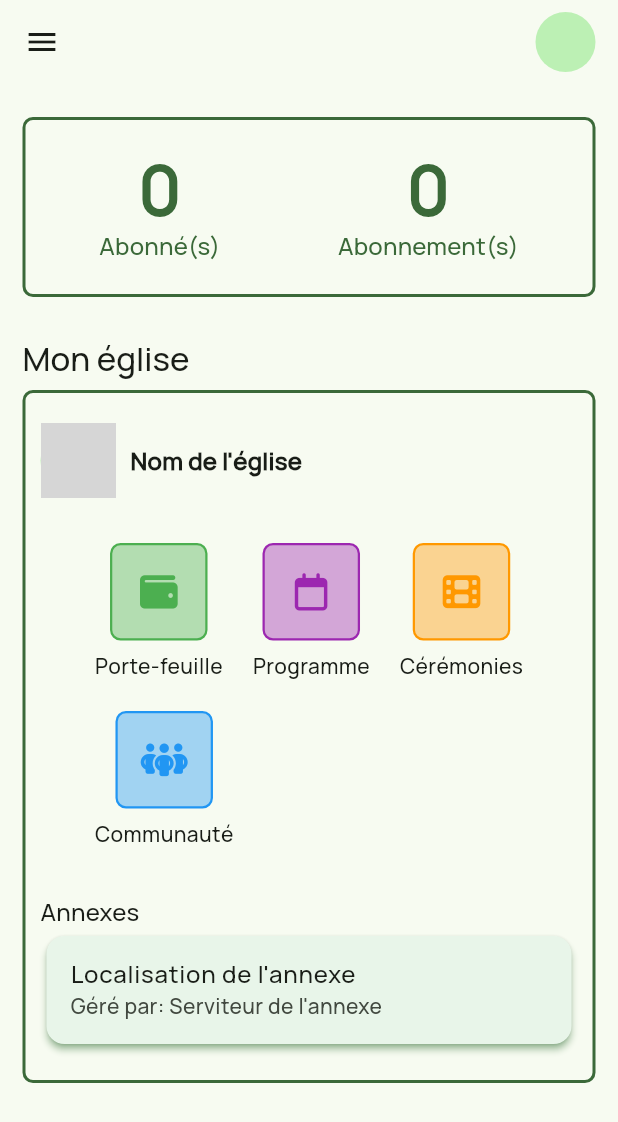
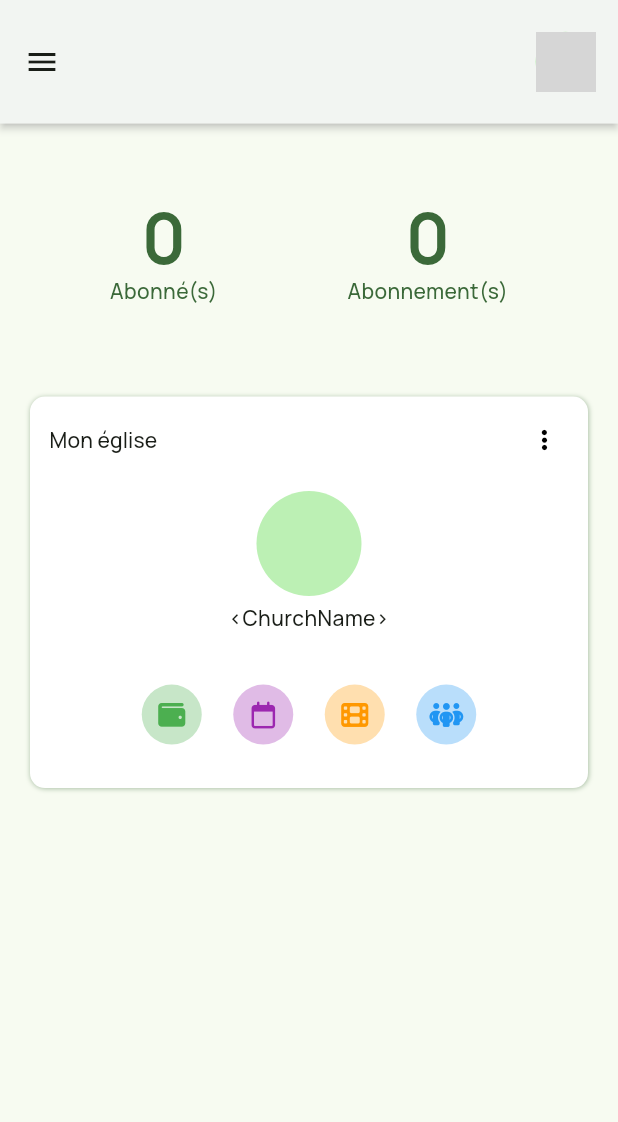
Before and after one commit to aesd24/AesdMobile, a Flutter app: the Dashboard screen opened directly with empty values, on a phone screen of 412 x 824 dp. Shown: the top 1122 px of the screen. Run offline on Flutter 3.47's test engine with Material 3 defaults, Android fonts, the light colour scheme and no system bars; our stand-ins replace chewie, date_field, dio, file_picker, flutter_secure_storage, font_awesome_flutter and 9 more; accounts and stored records are empty; network calls fail; grey boxes are pictures that could not be loaded.

Commit message:
App new version updates

```diff
--- a/lib/components/app_overlay_loading.dart
+++ b/lib/components/app_overlay_loading.dart
@@ -1,4 +1,3 @@
-import 'package:aesd_app/utils/constants.dart';
 import 'package:flutter/material.dart';
 import 'package:loading_overlay/loading_overlay.dart';
 
@@ -18,9 +17,9 @@ class _AppOverlayLoadingState extends State<AppOverlayLoading> {
   Widget build(BuildContext context) {
     return LoadingOverlay(
       isLoading: widget.loading,
-      color: kBlack.withOpacity(0.5),
+      color: Colors.black.withAlpha(100),
       progressIndicator:
-          const CircularProgressIndicator(color: kBlack, strokeWidth: 3.0),
+          const CircularProgressIndicator(color: Colors.white, strokeWidth: 3.0),
       child: widget.child,
     );
   }
--- a/lib/screens/auth/recover_account/forgot_password.dart
+++ b/lib/screens/auth/recover_account/forgot_password.dart
@@ -42,7 +42,7 @@ class _ForgotPasswordPageState extends State<ForgotPasswordPage> {
       e.printError();
       showSnackBar(
         context: context,
-        message: "Erreur réseau. Vérifier votre connexion server",
+        message: "Erreur réseau. Vérifier votre connexion internet",
         type: SnackBarType.danger
       );
     } on HttpException catch (e) {
--- a/lib/screens/auth/register/register.dart
+++ b/lib/screens/auth/register/register.dart
@@ -1,5 +1,4 @@
 import "dart:io";
-
 import "package:aesd_app/components/button.dart";
 import "package:aesd_app/components/drop_down.dart";
 import "package:aesd_app/components/snack_bar.dart";
--- a/lib/screens/dashboard/ceremony.dart
+++ b/lib/screens/dashboard/ceremony.dart
@@ -19,8 +19,9 @@ class _CeremoniesManagementState extends State<CeremoniesManagement> {
       appBar: AppBar(
         leading: IconButton(
           onPressed: () => closeForm(context),
-          icon: FaIcon(FontAwesomeIcons.xmark)
+          icon: FaIcon(FontAwesomeIcons.xmark, size: 20)
         ),
+        title: Text('Ceremonies', style: TextStyle(fontSize: 20)),
       ),
       body: Padding(
         padding: const EdgeInsets.all(15),
--- a/lib/screens/dashboard/church_wallet.dart
+++ b/lib/screens/dashboard/church_wallet.dart
@@ -21,8 +21,9 @@ class _ChurchWalletState extends State<ChurchWallet> {
       appBar: AppBar(
         leading: IconButton(
           onPressed: () => closeForm(context),
-          icon: FaIcon(FontAwesomeIcons.xmark)
+          icon: FaIcon(FontAwesomeIcons.xmark, size: 20)
         ),
+        title: Text('Porte-feuille', style: TextStyle(fontSize: 20)),
         elevation: 0,
         backgroundColor: Colors.green,
         foregroundColor: Colors.white,
--- a/lib/screens/dashboard/dashboard.dart
+++ b/lib/screens/dashboard/dashboard.dart
@@ -19,24 +19,44 @@ class Dashboard extends StatefulWidget {
 class _DashboardState extends State<Dashboard> {
   @override
   Widget build(BuildContext context) {
+    Size size = MediaQuery.of(context).size;
     return Scaffold(
       appBar: AppBar(
-        actions: const [
+        backgroundColor: Theme.of(context).colorScheme.onPrimary,
+        shadowColor: Colors.grey.shade300,
+        toolbarHeight: size.height * .1,
+        elevation: 2,
+        actions: [
           Padding(
             padding: EdgeInsets.only(right: 15),
-            child: CircleAvatar(),
+            child: Row(
+              children: [
+                Text(
+                  widget.user.name,
+                  style: Theme.of(context).textTheme.titleSmall!.copyWith(
+                    color: Theme.of(context).colorScheme.onSurface.withAlpha(150),
+                    fontWeight: FontWeight.w600
+                  ),
+                ),
+                SizedBox(width: 10),
+                CircleAvatar(
+                  backgroundImage: NetworkImage(widget.user.photo!),
+                ),
+              ],
+            ),
           )
         ],
       ),
       drawer: MenuDrawer(pageIndex: 1),
       body: Padding(
-        padding: const EdgeInsets.all(15),
+        padding: const EdgeInsets.all(10),
         child: SingleChildScrollView(
           child: Column(
             crossAxisAlignment: CrossAxisAlignment.start,
             children: [
-              customContainer(
-                context,
+              Container(
+                padding: EdgeInsets.symmetric(vertical: 30, horizontal: 10),
+                margin: EdgeInsets.all(10),
                 child: Column(
                   crossAxisAlignment: CrossAxisAlignment.start,
                   children: [
@@ -52,90 +72,104 @@ class _DashboardState extends State<Dashboard> {
                 ),
               ),
               //if (widget.user.church != null)
+              SizedBox(height: 10),
+              Container(
+                padding: EdgeInsets.all(5),
+                margin: EdgeInsets.all(10),
+                decoration: BoxDecoration(
+                  color: Theme.of(context).colorScheme.onPrimary,
+                  borderRadius: BorderRadius.circular(10),
+                  boxShadow: [
+                    BoxShadow(
+                      color: Theme.of(context).colorScheme.primary.withAlpha(100),
+                      blurRadius: 2,
+                      offset: Offset(0.5, 0.5)
+                    )
+                  ]
+                ),
+                child: Column(
+                  crossAxisAlignment: CrossAxisAlignment.start,
+                  children: [
+                    Row(
+                      mainAxisAlignment: MainAxisAlignment.spaceBetween,
+                      crossAxisAlignment: CrossAxisAlignment.center,
+                      children: [
                         Padding(
-                padding: const EdgeInsets.only(top: 20),
+                          padding: EdgeInsets.only(left: 8),
                           child: Text(
                             "Mon église",
-                  style: Theme.of(context).textTheme.titleLarge,
+                            style: Theme.of(context).textTheme.titleSmall,
                           ),
                         ),
 
-              //if (widget.user.church != null)
-              customContainer(context,
-                  child: Column(
-                    children: [
-                      Row(
-                        children: [
-                          const CircleAvatar(
-                            radius: 25,
-                            backgroundImage: NetworkImage(""
-                                //widget.user.church!.logo!
+                        PopupMenuButton(
+                          icon: FaIcon(
+                            FontAwesomeIcons.ellipsisVertical,
+                            size: 16,
+                            color: Colors.black
                           ),
-                          ),
-                          SizedBox(width: 10),
-                          Flexible(
-                              child: Text(
-                                  "Nom de l'église", //widget.user.church!.name,
-                                  style: Theme.of(context)
-                                      .textTheme
-                                      .titleMedium!
-                                      .copyWith(fontWeight: FontWeight.bold),
-                                  overflow: TextOverflow.clip)),
+                          itemBuilder: (context) => [
+                            PopupMenuItem(value: "item 1", child: Text("Item 1")),
+                            PopupMenuItem(value: "item 2", child: Text("Item 2"))
+                          ]
+                        )
                       ],
                     ),
+
+                    Container(
+                      width: double.infinity,
+                      padding: EdgeInsets.symmetric(vertical: 10),
+                      child: Column(
+                        crossAxisAlignment: CrossAxisAlignment.center,
+                        children: [
+                          CircleAvatar(
+                            radius: 35,
+                          ),
+                          SizedBox(height: 5),
+                          Text(
+                            "<ChurchName>"
+                          ),
+
                           Padding(
-                        padding: const EdgeInsets.symmetric(vertical: 30),
+                            padding: const EdgeInsets.only(top: 30, bottom: 10),
                             child: Wrap(
-                          runAlignment: WrapAlignment.start,
-                          spacing: 20,
-                          runSpacing: 20,
+                              runAlignment: WrapAlignment.center,
+                              alignment: WrapAlignment.center,
+                              spacing: 13,
+                              runSpacing: 10,
                               children: [
-                            customSquaredButton(
-                              destination: const ChurchWallet(),
+                                customIconButton(
+                                  label: "Porte-feuille",
+                                  icon: FontAwesomeIcons.wallet,
                                   color: Colors.green,
-                              icon: FontAwesomeIcons.wallet,
-                              label: "Porte-feuille"
+                                  destination: ChurchWallet()
                                 ),
-                            customSquaredButton(
+                                customIconButton(
                                   destination: ProgramListPage(),
                                   color: Colors.purple,
                                   icon: FontAwesomeIcons.calendar,
                                   label: "Programme"
                                 ),
-                            customSquaredButton(
+                                customIconButton(
                                   destination: CeremoniesManagement(),
                                   color: Colors.orange,
                                   icon: FontAwesomeIcons.film,
                                   label: "Cérémonies"
                                 ),
-                            customSquaredButton(
+                                customIconButton(
                                   color: Colors.blue,
                                   icon: FontAwesomeIcons.peopleGroup,
                                   label: "Communauté"
                                 ),
                               ],
                             ),
-                      ),
-                      Column(
-                        crossAxisAlignment: CrossAxisAlignment.start,
-                        children: [
-                          Text(
-                            "Annexes",
-                            style: Theme.of(context).textTheme.titleMedium,
-                          ),
-                          Card(
-                            elevation: 2,
-                            shadowColor: Colors.green,
-                            color: Colors.green.shade50,
-                            child: const ListTile(
-                              title: Text("Localisation de l'annexe"),
-                              subtitle: Text("Géré par: Serviteur de l'annexe"),
+                          )
+                        ],
                       ),
                     )
                   ],
                 ),
-                    ],
-                  ))
+              ),
             ],
           ),
         ),
@@ -143,51 +177,26 @@ class _DashboardState extends State<Dashboard> {
     );
   }
 
-  Widget customSquaredButton({
+  Widget customIconButton({
     required String label,
     required IconData icon,
     Color color = Colors.blue,
     Widget? destination
   }) {
-    return GestureDetector(
-      onTap: destination != null
-          ? () => pushForm(context, destination: destination)
-          : null,
-      child: Column(
-        children: [
-          Container(
-            height: 65,
-            width: 65,
-            padding: const EdgeInsets.all(10),
-            decoration: BoxDecoration(
-                border: Border.all(width: 1.5, color: color),
-                color: color.withOpacity(.4),
-                borderRadius: BorderRadius.circular(7)),
-            child: Center(
-              child: FaIcon(
-                icon,
-                size: 25,
-                color: color,
+    return IconButton(
+      onPressed: destination != null ?
+      () => pushForm(context, destination: destination) : null,
+      icon: FaIcon(icon, size: 18),
+      style: ButtonStyle(
+        backgroundColor: WidgetStatePropertyAll(
+          color.withAlpha(80)
+        ),
+        iconColor: WidgetStatePropertyAll(color),
+        overlayColor: WidgetStatePropertyAll(
+          color.withAlpha(100)
         ),
       ),
-          ),
-          const SizedBox(height: 7),
-          Text(label)
-        ],
-      ),
     );
-  }
-
-  Container customContainer(BuildContext context, {required Widget child}) {
-    return Container(
-        width: double.infinity,
-        padding: const EdgeInsets.symmetric(vertical: 20, horizontal: 10),
-        margin: const EdgeInsets.symmetric(vertical: 7),
-        decoration: BoxDecoration(
-            borderRadius: BorderRadius.circular(7),
-            border: Border.all(
-                color: Theme.of(context).colorScheme.primary, width: 2)),
-        child: child);
   }
 
   Column customStat(BuildContext context,
@@ -202,10 +211,9 @@ class _DashboardState extends State<Dashboard> {
         ),
         Text(
           label,
-          style: Theme.of(context)
-              .textTheme
-              .titleMedium!
-              .copyWith(color: Theme.of(context).colorScheme.primary),
+          style: TextStyle(
+            color: Theme.of(context).colorScheme.primary
+          ),
         )
       ],
     );
--- a/lib/screens/dashboard/programs.dart
+++ b/lib/screens/dashboard/programs.dart
@@ -37,8 +37,9 @@ class _ProgramListPageState extends State<ProgramListPage> {
       appBar: AppBar(
         leading: IconButton(
           onPressed: () => closeForm(context),
-          icon: FaIcon(FontAwesomeIcons.xmark)
+          icon: FaIcon(FontAwesomeIcons.xmark, size: 20)
         ),
+        title: Text("Programme", style: TextStyle(fontSize: 20))
       ),
       body: Padding(
         padding: const EdgeInsets.all(15),
```
Also changed, not shown: lib/components/menu_drawer.dart (+9 -6 lines), lib/models/coin_plan_model.dart (deleted, +0 -16 lines), lib/models/programm_model.dart (deleted, +0 -21 lines), lib/models/stream_model.dart (deleted, +0 -16 lines), lib/models/stream_video_model.dart (deleted, +0 -35 lines), lib/utils/constants.dart (deleted, +0 -195 lines), lib/utils/helpers.dart (deleted, +0 -70 lines). Lines whose indentation alone changed are shown as unchanged.
